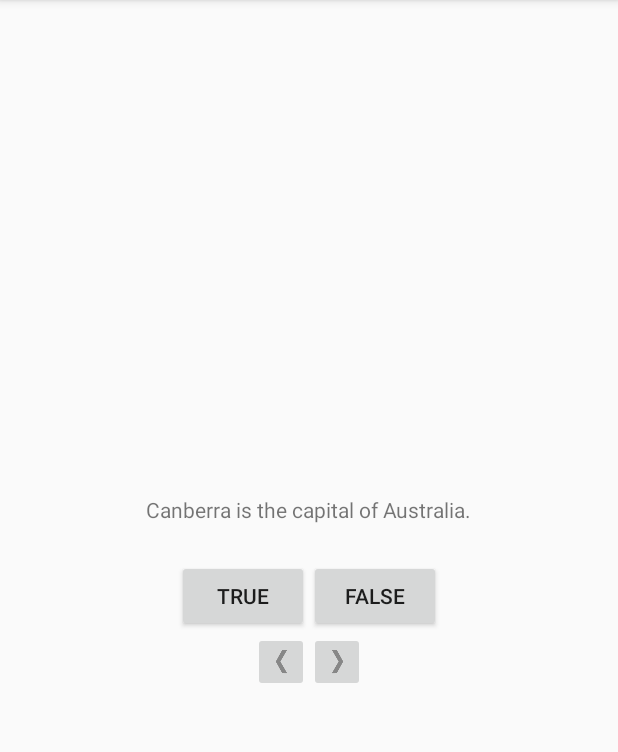
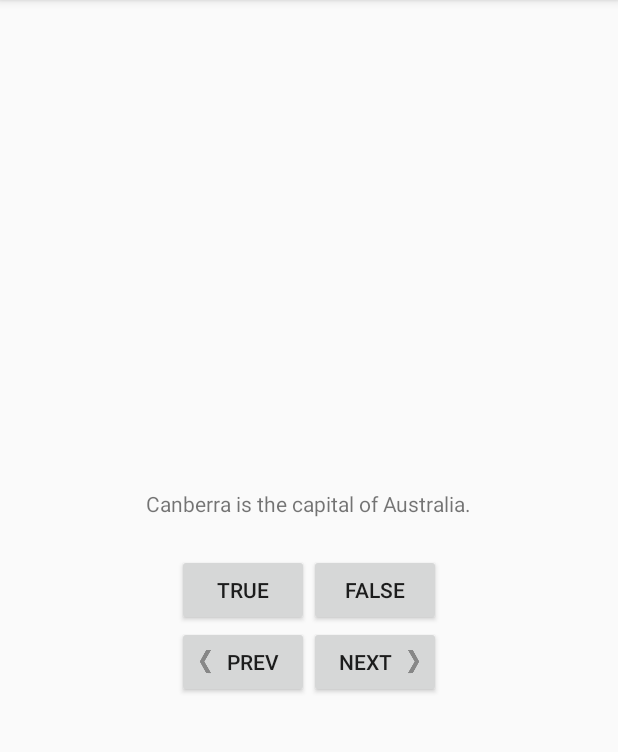
Before and after one commit to zacgumm/GeoQuiz, an Android app: the screen it shows after launch (QuizActivity), after a tap on "TRUE", on a phone screen of 412 x 824 dp, the part 84-836 px from its top. Run offline under Robolectric (Android 15) with nearby library versions, the phone set to English and light mode, and no system bars.

Commit message:
Challenge Three Completed

```diff
--- a/app/src/main/java/zacha/gumm/geoquiz/Question.java
+++ b/app/src/main/java/zacha/gumm/geoquiz/Question.java
@@ -6,10 +6,13 @@ package zacha.gumm.geoquiz;
 public class Question {
     private int mTextResId;
     private boolean mAnswerTrue;
+    private boolean misAnswered;
 
-    public Question(int textResId, boolean answerTrue) {
+    public Question(int textResId, boolean answerTrue, boolean isAnswered) {
         mTextResId = textResId;
-        mAnswerTrue = answerTrue;}
+        mAnswerTrue = answerTrue;
+        misAnswered = isAnswered;
+    }
 
     public int getTextResId() {
         return mTextResId;
@@ -27,4 +30,11 @@ public class Question {
         mAnswerTrue = answerTrue;
     }
 
+    public boolean isQuestionAnswered(){
+        return misAnswered;
+    }
+
+    public void setQuestionAnswered(boolean isAnswered){
+        misAnswered = isAnswered;
+    }
 }
--- a/app/src/main/java/zacha/gumm/geoquiz/QuizActivity.java
+++ b/app/src/main/java/zacha/gumm/geoquiz/QuizActivity.java
@@ -3,6 +3,7 @@ package zacha.gumm.geoquiz;
 import android.content.Context;
 import android.support.v7.app.AppCompatActivity;
 import android.os.Bundle;
+import android.util.Log;
 import android.view.Gravity;
 import android.view.View;
 import android.widget.Button;
@@ -14,23 +15,31 @@ public class QuizActivity extends AppCompatActivity {
 
     private Button mTrueButton;
     private Button mFalseButton;
-    private ImageButton mNextButton;
-    private ImageButton mPreviousButton;
+    private Button mNextButton;
+    private Button mPreviousButton;
     private TextView mQuestionTextView;
+    private static final String TAG = "QuizActivity";
+    private static final String KEY_INDEX = "index";
 
     private Question[] mQuestionBank = new Question[]{
-            new Question(R.string.question_australia, true),
-            new Question(R.string.question_oceans, true),
-            new Question(R.string.question_mideast, false),
-            new Question(R.string.question_africa, false),
-            new Question(R.string.question_americas, true),
-            new Question(R.string.question_asia, true),
+            new Question(R.string.question_australia, true, false),
+            new Question(R.string.question_oceans, true, false),
+            new Question(R.string.question_mideast, false, false),
+            new Question(R.string.question_africa, false, false),
+            new Question(R.string.question_americas, true, false),
+            new Question(R.string.question_asia, true, false),
     };
 
     private int mCurrentIndex = 0;
+    private int score = 0;
+    private int total = 0;
 
     private void updateQuestion() {
+
+        checkProgress();
+
         int question = mQuestionBank[mCurrentIndex].getTextResId();
+
         mQuestionTextView.setText(question);
 
     }
@@ -38,23 +47,64 @@ public class QuizActivity extends AppCompatActivity {
     private void checkAnswer(boolean userPressedTrue){
         boolean answerIsTrue = mQuestionBank[mCurrentIndex].isAnswerTrue();
         int messageResId = 0;
+        boolean questionIsAnswered = mQuestionBank[mCurrentIndex].isQuestionAnswered();
 
-        if(userPressedTrue == answerIsTrue) {
+        if(!questionIsAnswered) {
+            if (userPressedTrue == answerIsTrue) {
                 messageResId = R.string.correct_toast;
+                score = score + 1;
+                total = total + 1;
+                Log.d(TAG, String.valueOf(score));
+                Log.d(TAG, String.valueOf(total));
+                mQuestionBank[mCurrentIndex].setQuestionAnswered(true);
             } else {
                 messageResId = R.string.incorrect_toast;
+                total = total + 1;
+                Log.d(TAG, String.valueOf(total));
+                mQuestionBank[mCurrentIndex].setQuestionAnswered(true);
             }
-        Toast.makeText(this, messageResId, Toast.LENGTH_SHORT).show();
+            Toast toast = Toast.makeText(this, messageResId, Toast.LENGTH_SHORT);
+            toast.setGravity(Gravity.TOP, 0, 0);
+            toast.show();
+        }else {
+            messageResId = R.string.question_answered;
+            Toast toast = Toast.makeText(this, messageResId, Toast.LENGTH_SHORT);
+            toast.setGravity(Gravity.TOP, 0, 0);
+            toast.show();
         }
+    }
+
+    private void checkProgress(){
+
+
+
+        if(total >= mQuestionBank.length){
+
+            int percentage = 100 * (score / total);
+            String percent = String.valueOf(percentage);
+            String message = "Your grade is a " + percent + "%";
+            Log.d(TAG, message);
+            Toast toast = Toast.makeText(this, message, Toast.LENGTH_LONG);
+            toast.setGravity(Gravity.TOP, 0, 0);
+            toast.show();
+        }
+    }
+
 
     @Override
     protected void onCreate(Bundle savedInstanceState) {
         super.onCreate(savedInstanceState);
+        Log.d(TAG, "onCreate(Bundle) called");
         setContentView(R.layout.activity_quiz);
+
+        if(savedInstanceState != null){
+            mCurrentIndex = savedInstanceState.getInt(KEY_INDEX, 0);
+        }
 
         mQuestionTextView = (TextView) findViewById(R.id.question_text_view);
 
-        mNextButton = (ImageButton) findViewById(R.id.next_button);
+            mNextButton = (Button) findViewById(R.id.next_button);
+
 
             mNextButton.setOnClickListener(new View.OnClickListener() {
                 @Override
@@ -65,7 +115,10 @@ public class QuizActivity extends AppCompatActivity {
 
             });
 
-        mPreviousButton = (ImageButton) findViewById(R.id.previous_button);
+
+        if(mPreviousButton != null){
+        mPreviousButton = (Button) findViewById(R.id.previous_button);
+
         mPreviousButton.setOnClickListener(new View.OnClickListener(){
            @Override
             public void onClick(View v){
@@ -73,13 +126,16 @@ public class QuizActivity extends AppCompatActivity {
                updateQuestion();
            }
         });
+        }
 
         mTrueButton = (Button) findViewById(R.id.true_button);
 
         mTrueButton.setOnClickListener(new View.OnClickListener() {
             @Override
             public void onClick(View v) {
+                if(!mQuestionBank[mCurrentIndex].isQuestionAnswered())
                 checkAnswer(true);
+
             }
 
         });
@@ -91,12 +147,52 @@ public class QuizActivity extends AppCompatActivity {
         mFalseButton.setOnClickListener(new View.OnClickListener(){
             @Override
             public void onClick(View v) {
+                if(!mQuestionBank[mCurrentIndex].isQuestionAnswered())
                 checkAnswer(false);
+
             }
 
         });
 
         updateQuestion();
+    }
+
+    @Override
+    public void onStart(){
+        super.onStart();
+        Log.d(TAG, "onStart() called");
+    }
+
+    @Override
+    public void onResume(){
+        super.onResume();
+        Log.d(TAG, "onResume() called");
+    }
+
+    @Override
+    public void onPause(){
+        super.onPause();
+        Log.d(TAG, "onPause() called");
+    }
+
+    @Override
+    public void onSaveInstanceState(Bundle savedInstanceState){
+        super.onSaveInstanceState(savedInstanceState);
+        Log.i(TAG, "onSaveInstanceState");
+        savedInstanceState.putInt(KEY_INDEX, mCurrentIndex);
+
+    }
+
+    @Override
+    public void onStop(){
+        super.onStop();
+        Log.d(TAG, "onStop() called");
+    }
+
+    @Override
+    public void onDestroy(){
+        super.onDestroy();
+        Log.d(TAG, "onDestroy() called");
     }
 
     public static Toast makeText(Context context, String resId, int duration) {
--- a/app/src/main/res/layout/activity_quiz.xml
+++ b/app/src/main/res/layout/activity_quiz.xml
@@ -33,16 +33,18 @@
 <LinearLayout
     android:layout_width="wrap_content"
     android:layout_height="wrap_content">
-    <ImageButton
+    <Button
         android:layout_width="wrap_content"
         android:layout_height="wrap_content"
         android:id="@+id/previous_button"
-        android:src="@drawable/arrow_left"/>
-    <ImageButton
+        android:text="@string/previous_button"
+        android:drawableLeft="@drawable/arrow_left"/>
+    <Button
         android:layout_width="wrap_content"
         android:layout_height="wrap_content"
         android:id="@+id/next_button"
-        android:src="@drawable/arrow_right"
+        android:text="@string/next_button"
+        android:drawableRight="@drawable/arrow_right"
         />
 
 </LinearLayout>
--- a/app/src/main/res/values/strings.xml
+++ b/app/src/main/res/values/strings.xml
@@ -11,5 +11,7 @@
     <string name="correct_toast">Correct!</string>
     <string name="incorrect_toast">Incorrect!</string>
     <string name="next_button">Next</string>
-    <string name="previous_button">Previous</string>
+    <string name="previous_button">Prev</string>
+    <string name="question_answered">You already answered this!</string>
+    <string name="grade_toast">Your grade was a </string>
 </resources>
```
Lines whose indentation alone changed are shown as unchanged.
